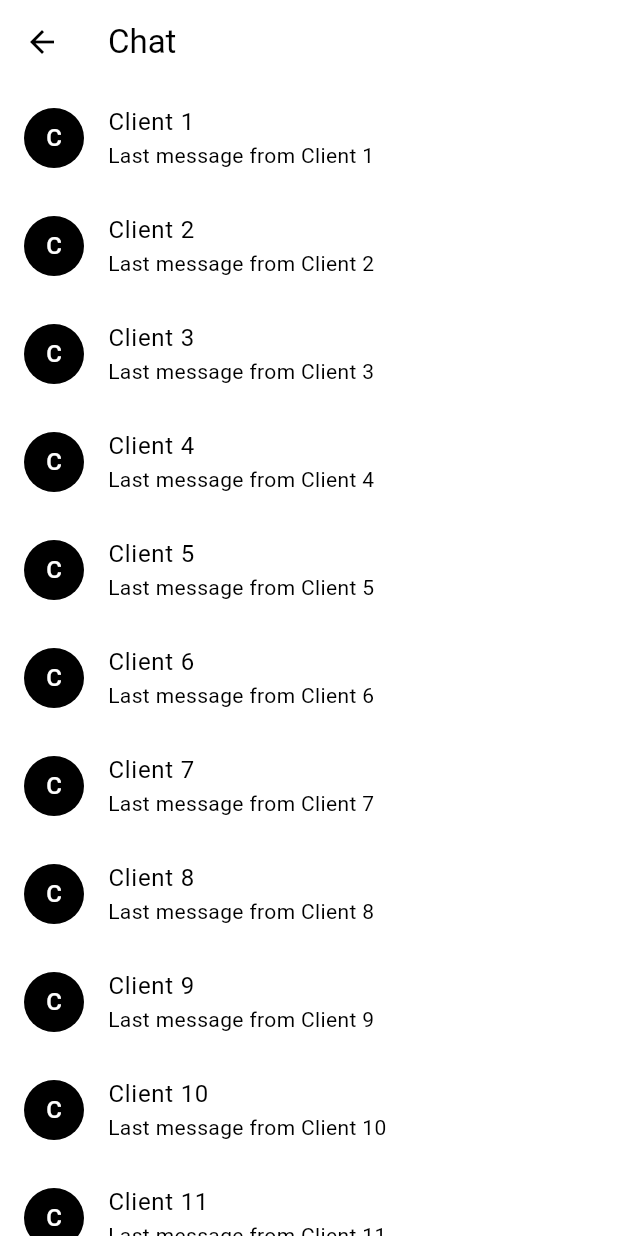
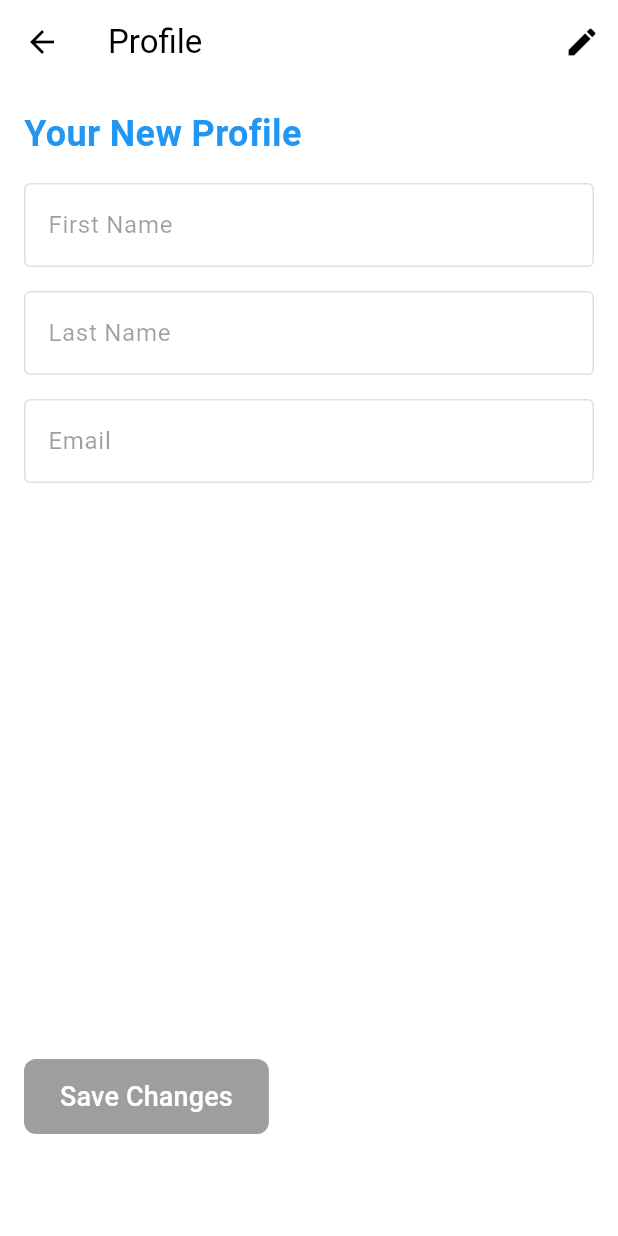
Before and after one commit to Prahant23/test-mobile, a Flutter app: the MyProfile screen opened directly, on a phone screen of 412 x 824 dp. Run offline on Flutter 3.47's test engine with Material 3 defaults, Android fonts, the phone set to English and light mode, and no system bars; our stand-ins replace carousel_slider, dartz, dio, equatable, flutter_riverpod, google_fonts and 2 more; missing offline and left inert: pandabar; accounts and stored records are empty.

Commit message:
dsahboard profile

```diff
--- a/lib/views/dashboard/dashboard_profile.dart
+++ b/lib/views/dashboard/dashboard_profile.dart
@@ -9,116 +9,106 @@ class MyProfile extends StatefulWidget {
 
 class _MyProfileScreenState extends State<MyProfile> {
   final ScrollController _scrollController = ScrollController();
-  List<String> clientsList = []; // Replace this with your actual data list
-  bool isLoading = false;
-
-  @override
-  void initState() {
-    super.initState();
-    _scrollController.addListener(_scrollListener);
-    // Load initial data or call your API to fetch data here
-    loadInitialData();
-  }
-
-  @override
-  void dispose() {
-    _scrollController.dispose();
-    super.dispose();
-  }
-
-  Future<void> _refreshData() async {
-    // Add your logic to refresh data (e.g., API call)
-    // Clear the existing data
-    clientsList.clear();
-    // Load fresh data
-    loadInitialData();
-  }
-
-  void _scrollListener() {
-    if (_scrollController.position.pixels ==
-        _scrollController.position.maxScrollExtent) {
-      // User has reached the end of the list, load more data
-      if (!isLoading) {
-        // Set isLoading to true to prevent multiple simultaneous requests
-        setState(() {
-          isLoading = true;
-        });
-
-        // Delay for 2 seconds before loading more data
-        Future.delayed(const Duration(seconds: 2), () {
-          loadMoreData();
-          // Set isLoading back to false after loading is complete
-          setState(() {
-            isLoading = false;
-          });
-        });
-      }
-    }
-  }
-
-  void loadInitialData() {
-    // Replace this with your logic to fetch initial data (e.g., API call)
-    // Add data to the list
-    for (int i = 0; i < 20; i++) {
-      clientsList.add('Client ${i + 1}');
-    }
-    // Trigger a rebuild to update the UI
-    setState(() {});
-  }
-
-  void loadMoreData() {
-    // Replace this with your logic to fetch more data (e.g., API call)
-    // Append the new data to the existing list
-    for (int i = 0; i < 10; i++) {
-      clientsList.add('New Client ${clientsList.length + 1}');
-    }
-    // Trigger a rebuild to update the UI
-    setState(() {});
-  }
+  bool _isEditing = false;
 
   @override
   Widget build(BuildContext context) {
     return Scaffold(
       appBar: AppBar(
-        title: Text('Chat'),
+        title: Text('Profile'),
+        actions: [
+          IconButton(
+            onPressed: () {
+              setState(() {
+                _isEditing = !_isEditing;
+              });
+            },
+            icon: Icon(_isEditing ? Icons.done : Icons.edit),
+          ),
+        ],
       ),
-      body: RefreshIndicator(
-        onRefresh: _refreshData,
-        child: SingleChildScrollView(
-          controller: _scrollController,
-          child: Column(
-            children: [
-              // Your existing MyProfileScreen content here
-
-              // Clients list
-              ListView.builder(
-                shrinkWrap: true,
-                physics: const NeverScrollableScrollPhysics(),
-                itemCount: clientsList.length + 1, // +1 for loading indicator
-                itemBuilder: (context, index) {
-                  if (index < clientsList.length) {
-                    // Display your client item (similar to Instagram messages)
-                    return ListTile(
-                      title: Text(clientsList[index]),
-                      subtitle: Text('Last message from ${clientsList[index]}'),
-                      leading: CircleAvatar(
-                        // Add your client's avatar here
-                        child: Text('${clientsList[index][0]}'),
-                      ),
-                      // Add other client information/widgets here
-                    );
-                  } else {
-                    // Loading indicator while fetching more data
-                    return isLoading
-                        ? const Center(
-                            child: CircularProgressIndicator(),
-                          )
-                        : Container(); // Show an empty container when not loading
-                  }
-                },
+      body: SingleChildScrollView(
+        padding: EdgeInsets.all(16.0),
+        child: Column(
+          crossAxisAlignment: CrossAxisAlignment.start,
+          children: [
+            Text(
+              'Your New Profile',
+              style: TextStyle(
+                fontSize: 24,
+                fontWeight: FontWeight.bold,
+                color: Colors.blue, // Adjust color as needed
               ),
-            ],
-          ),
+            ),
+            SizedBox(height: 16),
+            Container(
+              height: MediaQuery.of(context).size.height -
+                  kToolbarHeight -
+                  200, // Adjust height as needed
+              child: Column(
+                crossAxisAlignment: CrossAxisAlignment.start,
+                children: [
+                  TextFormField(
+                    enabled: _isEditing,
+                    decoration: InputDecoration(
+                      labelText: 'First Name',
+                      border: OutlineInputBorder(),
+                    ),
+                  ),
+                  SizedBox(height: 16),
+                  TextFormField(
+                    enabled: _isEditing,
+                    decoration: InputDecoration(
+                      labelText: 'Last Name',
+                      border: OutlineInputBorder(),
+                    ),
+                  ),
+                  SizedBox(height: 16),
+                  TextFormField(
+                    enabled: _isEditing,
+                    decoration: InputDecoration(
+                      labelText: 'Email',
+                      border: OutlineInputBorder(),
+                    ),
+                    keyboardType: TextInputType.emailAddress,
+                  ),
+                ],
+              ),
+            ),
+            SizedBox(height: 16),
+            ElevatedButton(
+              onPressed: _isEditing
+                  ? () {
+                      // Add function to handle user update here
+                    }
+                  : null,
+              child: Text(
+                'Save Changes',
+                style: TextStyle(
+                  color: Colors.white,
+                  fontSize: 18,
+                ),
+              ),
+              style: ButtonStyle(
+                backgroundColor: MaterialStateProperty.resolveWith<Color>(
+                  (Set<MaterialState> states) {
+                    if (states.contains(MaterialState.disabled)) {
+                      return Colors.grey; // Disabled button color
+                    }
+                    return Colors.blue; // Enabled button color
+                  },
+                ),
+                padding: MaterialStateProperty.all<EdgeInsets>(
+                  EdgeInsets.symmetric(vertical: 12, horizontal: 24),
+                ),
+                shape: MaterialStateProperty.all<OutlinedBorder>(
+                  RoundedRectangleBorder(
+                    borderRadius: BorderRadius.circular(8),
+                  ),
+                ),
+              ),
+            ),
+          ],
         ),
       ),
     );
```
